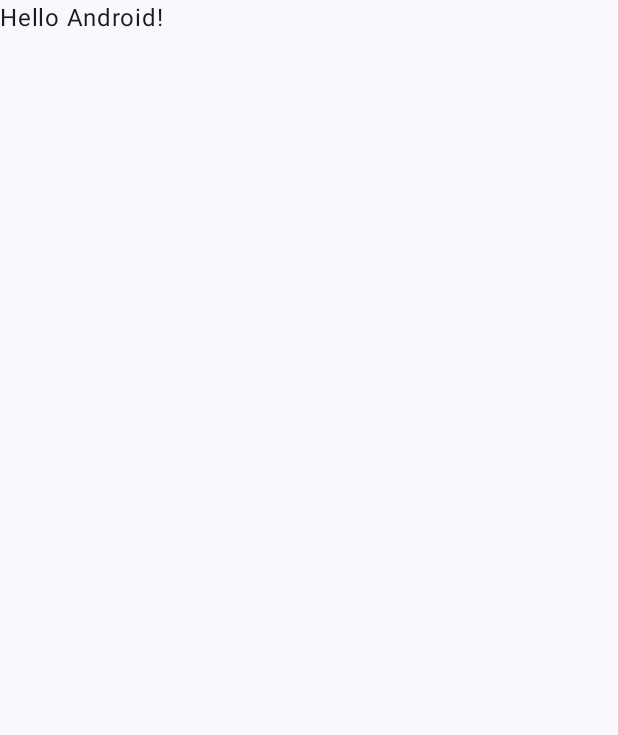
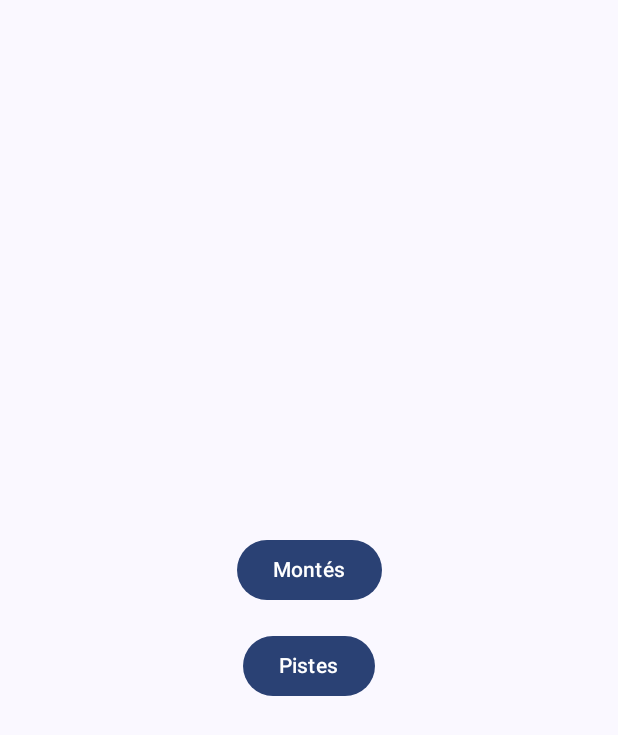
Before and after one commit to zachee-11/StationSki, an Android app built with Jetpack Compose: the screen it shows after launch (MainActivity before the commit, HomeActivity after it), on a phone screen of 412 x 824 dp. Before the commit the part shown is almost empty. Shown: the top 735 px of the screen. Run offline under Robolectric (Android 15) with nearby library versions, the phone set to English and light mode, and no system bars.

Commit message:
les pistes

```diff
--- a/app/build.gradle.kts
+++ b/app/build.gradle.kts
@@ -61,6 +61,9 @@ dependencies {
     implementation("androidx.compose.ui:ui-tooling-preview")
     implementation("androidx.compose.material3:material3")
     implementation("com.google.firebase:firebase-database:20.3.0")
+    implementation ("com.google.firebase:firebase-database-ktx:20.3.0")
+    implementation("androidx.appcompat:appcompat:1.6.1")
+    implementation("com.google.android.material:material:1.11.0")
     testImplementation("junit:junit:4.13.2")
     androidTestImplementation("androidx.test.ext:junit:1.1.5")
     androidTestImplementation("androidx.test.espresso:espresso-core:3.5.1")
--- /dev/null
+++ b/app/src/main/java/fr/isen/zachee/ski_station/HomeActivity.kt
@@ -0,0 +1,48 @@
+package fr.isen.zachee.ski_station
+
+import android.content.Intent
+import android.os.Bundle
+import androidx.activity.ComponentActivity
+import androidx.activity.compose.setContent
+import androidx.compose.foundation.layout.Arrangement
+import androidx.compose.foundation.layout.Column
+import androidx.compose.foundation.layout.Spacer
+import androidx.compose.foundation.layout.fillMaxSize
+import androidx.compose.foundation.layout.height
+import androidx.compose.material3.Button
+import androidx.compose.material3.MaterialTheme
+import androidx.compose.material3.Surface
+import androidx.compose.material3.Text
+import androidx.compose.ui.Alignment
+import androidx.compose.ui.Modifier
+import androidx.compose.ui.unit.dp
+import fr.isen.zachee.ski_station.ui.theme.SkiStationTheme
+
+class HomeActivity: ComponentActivity() {
+    override fun onCreate(savedInstanceState: Bundle?) {
+        super.onCreate(savedInstanceState)
+        setContent {
+            SkiStationTheme {
+                // A surface container using the 'background' color from the theme
+                Surface(
+                    modifier = Modifier.fillMaxSize(),
+                    color = MaterialTheme.colorScheme.background
+                ) {
+                    Column(
+                        modifier = Modifier.fillMaxSize(),
+                        verticalArrangement = Arrangement.Center,
+                        horizontalAlignment = Alignment.CenterHorizontally
+                    ) {
+                        Button(onClick = { startActivity(Intent(this@HomeActivity, SlopActivity::class.java)) }) {
+                            Text("Montés")
+                        }
+                        Spacer(modifier = Modifier.height(16.dp))
+                        Button(onClick = { startActivity(Intent(this@HomeActivity, LiftActivity::class.java)) }) {
+                            Text("Pistes")
+                        }
+                    }
+                }
+            }
+        }
+    }
+}
--- a/app/src/main/java/fr/isen/zachee/ski_station/MainActivity.kt
+++ /dev/null
@@ -1,46 +0,0 @@
-package fr.isen.zachee.ski_station
-
-import android.os.Bundle
-import androidx.activity.ComponentActivity
-import androidx.activity.compose.setContent
-import androidx.compose.foundation.layout.fillMaxSize
-import androidx.compose.material3.MaterialTheme
-import androidx.compose.material3.Surface
-import androidx.compose.material3.Text
-import androidx.compose.runtime.Composable
-import androidx.compose.ui.Modifier
-import androidx.compose.ui.tooling.preview.Preview
-import fr.isen.zachee.ski_station.ui.theme.SkiStationTheme
-
-class MainActivity : ComponentActivity() {
-    override fun onCreate(savedInstanceState: Bundle?) {
-        super.onCreate(savedInstanceState)
-        setContent {
-            SkiStationTheme {
-                // A surface container using the 'background' color from the theme
-                Surface(
-                    modifier = Modifier.fillMaxSize(),
-                    color = MaterialTheme.colorScheme.background
-                ) {
-                    Greeting("Android")
-                }
-            }
-        }
-    }
-}
-
-@Composable
-fun Greeting(name: String, modifier: Modifier = Modifier) {
-    Text(
-        text = "Hello $name!",
-        modifier = modifier
-    )
-}
-
-@Preview(showBackground = true)
-@Composable
-fun GreetingPreview() {
-    SkiStationTheme {
-        Greeting("Android")
-    }
-}
--- a/app/src/main/res/values/colors.xml
+++ b/app/src/main/res/values/colors.xml
@@ -7,4 +7,5 @@
     <color name="teal_700">#FF018786</color>
     <color name="black">#FF000000</color>
     <color name="white">#FFFFFFFF</color>
+    <string name="green"> </string>
 </resources>
--- a/app/src/main/res/values/strings.xml
+++ b/app/src/main/res/values/strings.xml
@@ -1,3 +1,6 @@
 <resources>
-    <string name="app_name">Ski-Station</string>
+    <string name="app_name">EasySki</string>
+    <string name="colonne_name_etat">État</string>
+    <string name="colonne_name_nom">Nom</string>
+    <string name="colonne_name_couleur">Couleur</string>
 </resources>
```
Also changed, not shown: app/src/main/AndroidManifest.xml (+7 -1 lines), app/src/main/java/fr/isen/zachee/ski_station/LiftActivity.kt (added, +74 -0 lines), app/src/main/java/fr/isen/zachee/ski_station/SlopActivity.kt (added, +150 -0 lines), app/src/main/java/fr/isen/zachee/ski_station/dataClass/Lift.kt (added, +7 -0 lines), app/src/main/java/fr/isen/zachee/ski_station/dataClass/Slope.kt (added, +9 -0 lines), app/src/main/java/fr/isen/zachee/ski_station/database/LinkApp.kt (added, +10 -0 lines).
